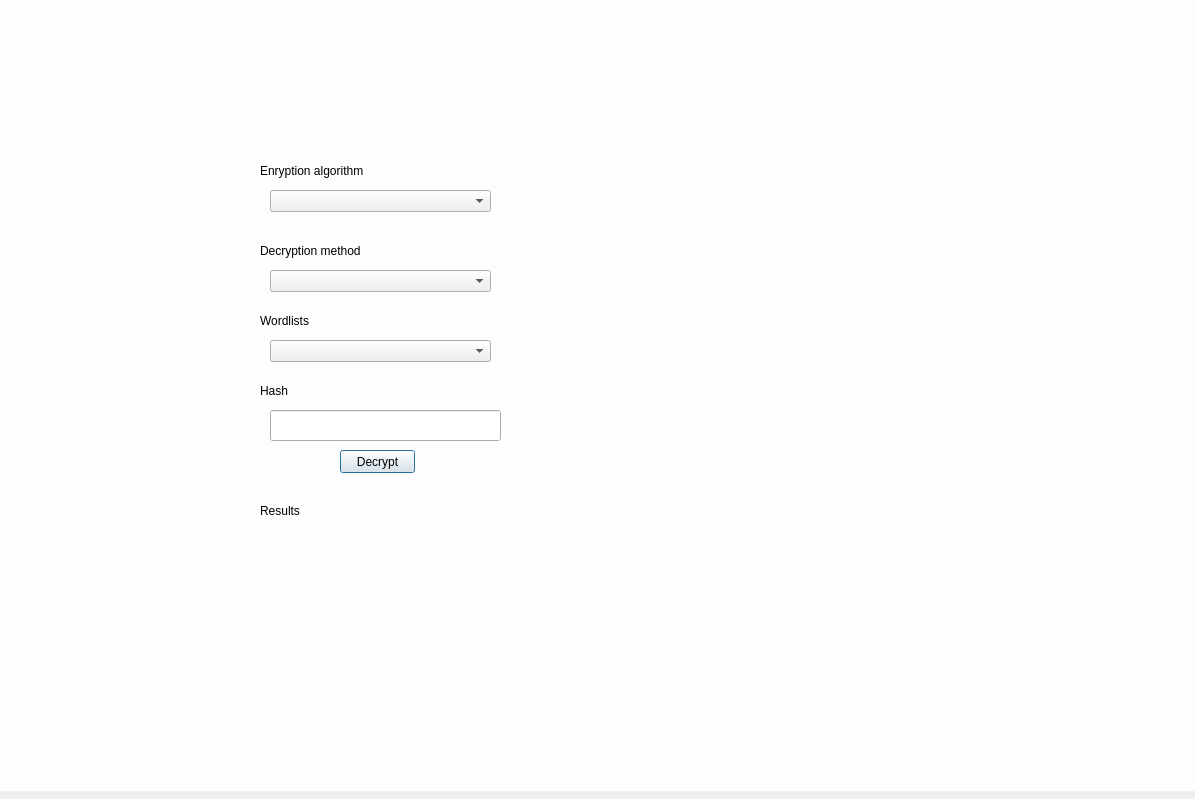
Above: venv/UI/app.ui from wcislak97/PKracker before the change. Below: the same form after it.
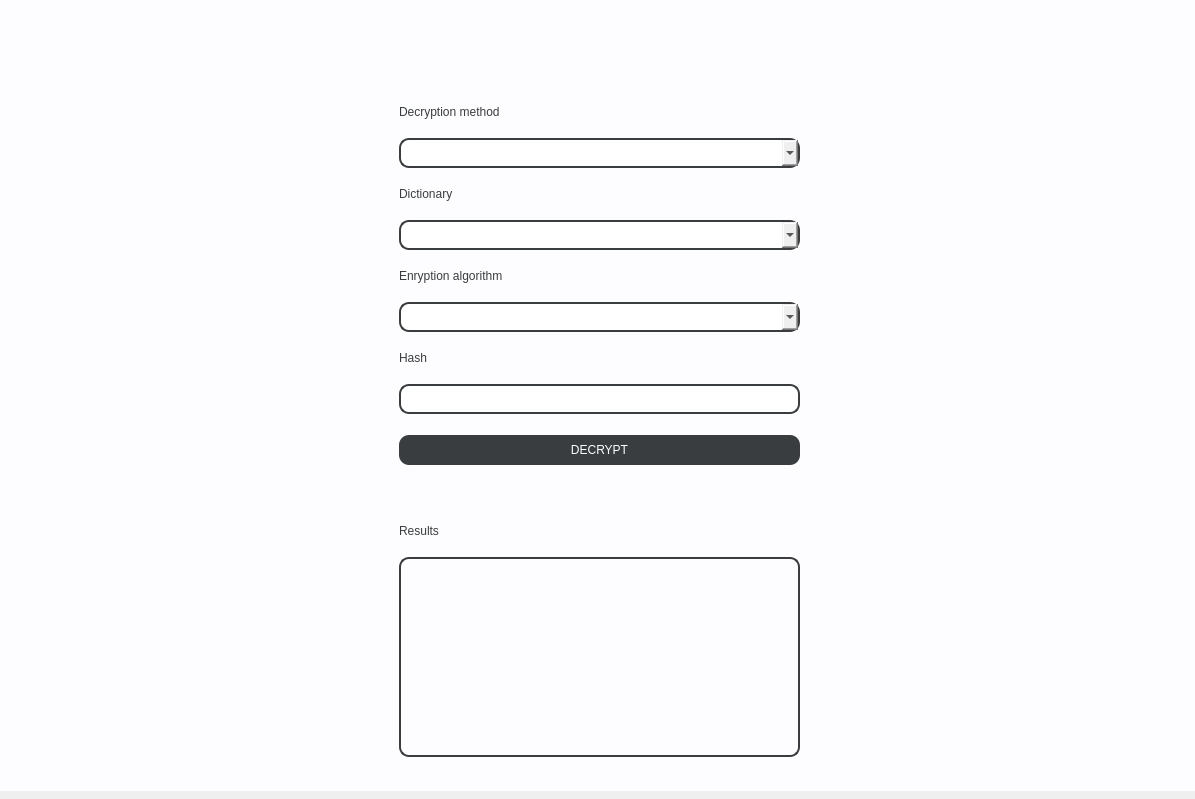
That is the form after the change.

The edit to the form file:
```diff
--- a/venv/UI/app.ui
+++ b/venv/UI/app.ui
@@ -33,136 +33,303 @@
 	background-color: rgb(253, 253, 255);
 }</string>
    </property>
-   <widget class="QLabel" name="lbl_algorytm">
+   <widget class="QWidget" name="horizontalLayoutWidget">
     <property name="geometry">
      <rect>
-      <x>260</x>
-      <y>170</y>
-      <width>121</width>
-      <height>21</height>
+      <x>-1</x>
+      <y>6</y>
+      <width>1201</width>
+      <height>812</height>
      </rect>
     </property>
-    <property name="text">
-     <string>Enryption algorithm</string>
-    </property>
-   </widget>
-   <widget class="QComboBox" name="combo_algorytmy">
-    <property name="geometry">
-     <rect>
-      <x>270</x>
-      <y>200</y>
-      <width>221</width>
-      <height>22</height>
-     </rect>
-    </property>
-   </widget>
+    <layout class="QHBoxLayout" name="horizontalLayout">
+     <item>
+      <spacer name="horizontalSpacer">
+       <property name="orientation">
+        <enum>Qt::Horizontal</enum>
+       </property>
+       <property name="sizeHint" stdset="0">
+        <size>
+         <width>40</width>
+         <height>20</height>
+        </size>
+       </property>
+      </spacer>
+     </item>
+     <item>
+      <layout class="QVBoxLayout" name="verticalLayout">
+       <property name="spacing">
+        <number>10</number>
+       </property>
+       <property name="topMargin">
+        <number>100</number>
+       </property>
+       <property name="bottomMargin">
+        <number>50</number>
+       </property>
+       <item>
    <widget class="QLabel" name="lbl_metoda">
-    <property name="geometry">
-     <rect>
-      <x>260</x>
-      <y>250</y>
-      <width>141</width>
-      <height>21</height>
-     </rect>
+         <property name="maximumSize">
+          <size>
+           <width>16777215</width>
+           <height>30</height>
+          </size>
+         </property>
+         <property name="styleSheet">
+          <string notr="true">font: 63 14pt &quot;Saira SemiCondensed SemiBold&quot;;
+color: rgb(57, 61, 63);
+
+</string>
     </property>
     <property name="text">
      <string>Decryption method</string>
     </property>
    </widget>
+       </item>
+       <item>
    <widget class="QComboBox" name="combo_metody">
-    <property name="geometry">
-     <rect>
-      <x>270</x>
-      <y>280</y>
-      <width>221</width>
-      <height>22</height>
-     </rect>
-    </property>
-   </widget>
+         <property name="minimumSize">
+          <size>
+           <width>0</width>
+           <height>30</height>
+          </size>
+         </property>
+         <property name="styleSheet">
+          <string notr="true">border-color: rgb(57, 61, 63);;
+border-radius: 10px;
+border-style: solid;
+border-width: 2px</string>
+         </property>
+        </widget>
+       </item>
+       <item>
    <widget class="QLabel" name="lbl_slownik">
-    <property name="geometry">
-     <rect>
-      <x>260</x>
-      <y>320</y>
-      <width>121</width>
-      <height>21</height>
-     </rect>
+         <property name="minimumSize">
+          <size>
+           <width>0</width>
+           <height>30</height>
+          </size>
+         </property>
+         <property name="maximumSize">
+          <size>
+           <width>16777215</width>
+           <height>30</height>
+          </size>
+         </property>
+         <property name="styleSheet">
+          <string notr="true">font: 63 14pt &quot;Saira SemiCondensed SemiBold&quot;;
+color: rgb(57, 61, 63);
+
+</string>
     </property>
     <property name="text">
-     <string>Wordlists</string>
-    </property>
-   </widget>
+          <string>Dictionary</string>
+         </property>
+        </widget>
+       </item>
+       <item>
    <widget class="QComboBox" name="combo_slowniki">
-    <property name="geometry">
-     <rect>
-      <x>270</x>
-      <y>350</y>
-      <width>221</width>
-      <height>22</height>
-     </rect>
-    </property>
-   </widget>
+         <property name="minimumSize">
+          <size>
+           <width>0</width>
+           <height>30</height>
+          </size>
+         </property>
+         <property name="styleSheet">
+          <string notr="true">border-color: rgb(57, 61, 63);;
+border-radius: 10px;
+border-style: solid;
+border-width: 2px</string>
+         </property>
+        </widget>
+       </item>
+       <item>
+        <widget class="QLabel" name="lbl_algorytm">
+         <property name="maximumSize">
+          <size>
+           <width>16777215</width>
+           <height>30</height>
+          </size>
+         </property>
+         <property name="styleSheet">
+          <string notr="true">font: 63 14pt &quot;Saira SemiCondensed SemiBold&quot;;
+color: rgb(57, 61, 63);
+
+</string>
+         </property>
+         <property name="text">
+          <string>Enryption algorithm</string>
+         </property>
+        </widget>
+       </item>
+       <item>
+        <widget class="QComboBox" name="combo_algorytmy">
+         <property name="sizePolicy">
+          <sizepolicy hsizetype="Preferred" vsizetype="Fixed">
+           <horstretch>0</horstretch>
+           <verstretch>30</verstretch>
+          </sizepolicy>
+         </property>
+         <property name="minimumSize">
+          <size>
+           <width>0</width>
+           <height>30</height>
+          </size>
+         </property>
+         <property name="styleSheet">
+          <string notr="true">border-color: rgb(57, 61, 63);;
+border-radius: 10px;
+border-style: solid;
+border-width: 2px</string>
+         </property>
+        </widget>
+       </item>
+       <item>
    <widget class="QLabel" name="lbl_hash">
-    <property name="geometry">
-     <rect>
-      <x>260</x>
-      <y>390</y>
-      <width>121</width>
-      <height>21</height>
-     </rect>
+         <property name="maximumSize">
+          <size>
+           <width>16777215</width>
+           <height>30</height>
+          </size>
+         </property>
+         <property name="styleSheet">
+          <string notr="true">font: 63 14pt &quot;Saira SemiCondensed SemiBold&quot;;
+color: rgb(57, 61, 63);
+
+</string>
     </property>
     <property name="text">
      <string>Hash</string>
     </property>
    </widget>
+       </item>
+       <item>
    <widget class="QLineEdit" name="txtField_hash">
-    <property name="geometry">
-     <rect>
-      <x>270</x>
-      <y>420</y>
-      <width>231</width>
-      <height>31</height>
-     </rect>
-    </property>
-   </widget>
+         <property name="minimumSize">
+          <size>
+           <width>0</width>
+           <height>30</height>
+          </size>
+         </property>
+         <property name="styleSheet">
+          <string notr="true">border-color: rgb(57, 61, 63);;
+border-radius: 10px;
+border-style: solid;
+border-width: 2px</string>
+         </property>
+        </widget>
+       </item>
+       <item>
+        <spacer name="verticalSpacer_2">
+         <property name="orientation">
+          <enum>Qt::Vertical</enum>
+         </property>
+         <property name="sizeType">
+          <enum>QSizePolicy::Fixed</enum>
+         </property>
+         <property name="sizeHint" stdset="0">
+          <size>
+           <width>5</width>
+           <height>10</height>
+          </size>
+         </property>
+        </spacer>
+       </item>
+       <item>
+        <widget class="QPushButton" name="btn_decode">
+         <property name="minimumSize">
+          <size>
+           <width>0</width>
+           <height>30</height>
+          </size>
+         </property>
+         <property name="styleSheet">
+          <string notr="true">font: 63 10pt &quot;Saira SemiCondensed SemiBold&quot;;
+background-color: rgb(57, 61, 63);
+color: rgb(253, 253, 255);
+border-radius: 10px;</string>
+         </property>
+         <property name="text">
+          <string>DECRYPT</string>
+         </property>
+        </widget>
+       </item>
+       <item>
+        <spacer name="verticalSpacer">
+         <property name="orientation">
+          <enum>Qt::Vertical</enum>
+         </property>
+         <property name="sizeType">
+          <enum>QSizePolicy::Fixed</enum>
+         </property>
+         <property name="sizeHint" stdset="0">
+          <size>
+           <width>5</width>
+           <height>40</height>
+          </size>
+         </property>
+        </spacer>
+       </item>
+       <item>
    <widget class="QLabel" name="lbl_wynik">
-    <property name="geometry">
-     <rect>
-      <x>260</x>
-      <y>510</y>
-      <width>121</width>
-      <height>21</height>
-     </rect>
+         <property name="maximumSize">
+          <size>
+           <width>16777215</width>
+           <height>30</height>
+          </size>
+         </property>
+         <property name="styleSheet">
+          <string notr="true">font: 63 14pt &quot;Saira SemiCondensed SemiBold&quot;;
+color: rgb(57, 61, 63);
+
+</string>
     </property>
     <property name="text">
      <string>Results</string>
     </property>
    </widget>
+       </item>
+       <item>
    <widget class="QLabel" name="lbl_wynik_out">
-    <property name="geometry">
-     <rect>
-      <x>260</x>
-      <y>540</y>
-      <width>241</width>
-      <height>21</height>
-     </rect>
+         <property name="minimumSize">
+          <size>
+           <width>0</width>
+           <height>50</height>
+          </size>
+         </property>
+         <property name="maximumSize">
+          <size>
+           <width>16777215</width>
+           <height>200</height>
+          </size>
+         </property>
+         <property name="styleSheet">
+          <string notr="true">border-color: rgb(57, 61, 63);;
+border-radius: 10px;
+border-style: solid;
+border-width: 2px</string>
     </property>
     <property name="text">
      <string/>
     </property>
    </widget>
-   <widget class="QPushButton" name="btn_decode">
-    <property name="geometry">
-     <rect>
-      <x>340</x>
-      <y>460</y>
-      <width>75</width>
-      <height>23</height>
-     </rect>
-    </property>
-    <property name="text">
-     <string>Decrypt</string>
-    </property>
+       </item>
+      </layout>
+     </item>
+     <item>
+      <spacer name="horizontalSpacer_2">
+       <property name="orientation">
+        <enum>Qt::Horizontal</enum>
+       </property>
+       <property name="sizeHint" stdset="0">
+        <size>
+         <width>40</width>
+         <height>20</height>
+        </size>
+       </property>
+      </spacer>
+     </item>
+    </layout>
    </widget>
   </widget>
  </widget>
```
Lines whose indentation alone changed are shown as unchanged.
